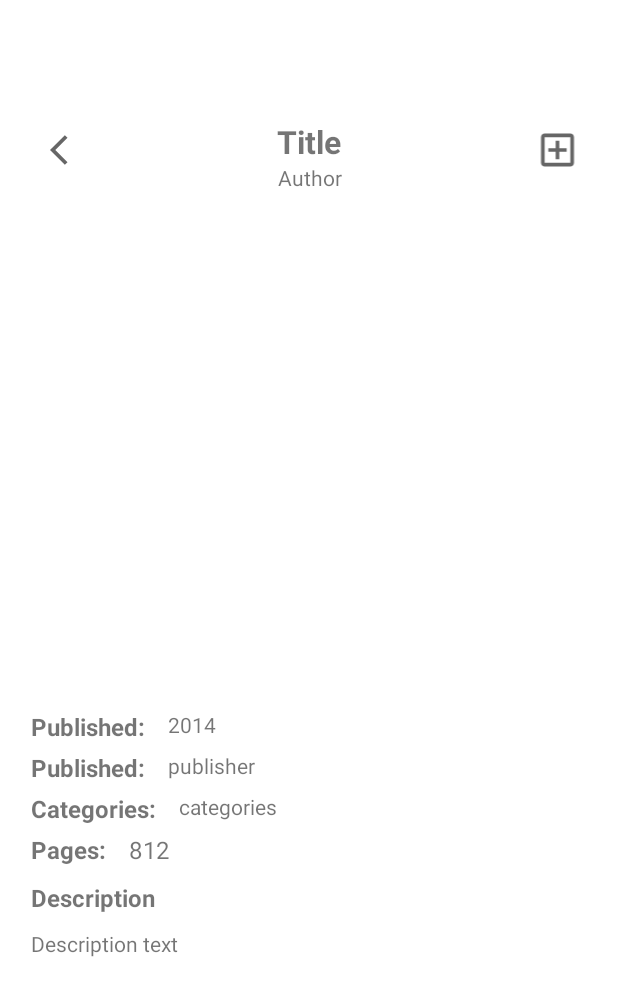
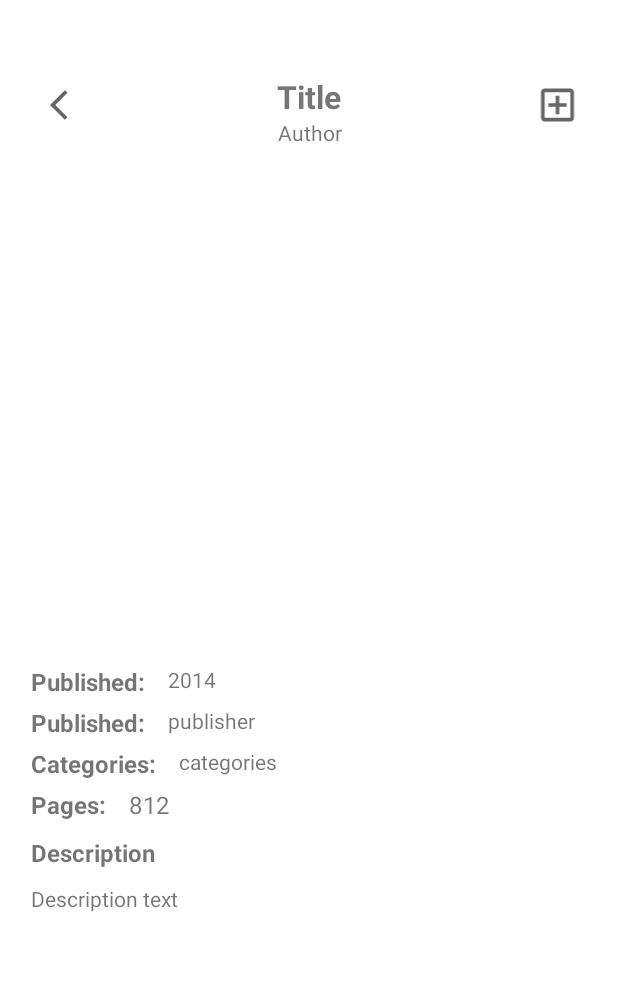
Before and after one commit to KristinaAnicic/bookApp, an Android app built with Jetpack Compose: the fragment BookDetailFragment placed in its activity, on a phone screen of 412 x 824 dp. Shown: the top 996 px of the screen. Run offline under Robolectric (Android 15) with nearby library versions, the phone set to English and light mode, and no system bars; our stand-ins replace Dagger/Hilt's generated code; pictures from the network do not load.

Commit message:
changed margin in layout

```diff
--- a/BookApp/app/src/main/res/layout/fragment_book_detail.xml
+++ b/BookApp/app/src/main/res/layout/fragment_book_detail.xml
@@ -42,7 +42,7 @@
                 android:layout_height="40dp"
                 android:padding="8dp"
                 android:layout_marginStart="10dp"
-                android:layout_marginTop="40dp"
+                android:layout_marginTop="10dp"
                 app:layout_constraintStart_toStartOf="parent"
                 app:layout_constraintTop_toTopOf="parent"
                 app:srcCompat="@drawable/baseline_arrow_back_ios_24"/>
@@ -60,7 +60,7 @@
                     android:id="@+id/bookTitleTxt"
                     android:layout_width="match_parent"
                     android:layout_height="wrap_content"
-                    android:layout_marginTop="30dp"
+                    android:layout_marginTop="0dp"
                     android:gravity="center"
                     android:paddingStart="10dp"
                     android:paddingTop="10dp"
@@ -85,7 +85,7 @@
                 android:layout_height="40dp"
                 android:padding="5dp"
                 android:layout_marginStart="10dp"
-                android:layout_marginTop="40dp"
+                android:layout_marginTop="10dp"
                 app:layout_constraintEnd_toEndOf="parent"
                 app:layout_constraintTop_toTopOf="parent"
                 app:srcCompat="@drawable/outline_add_box_24" />
```
